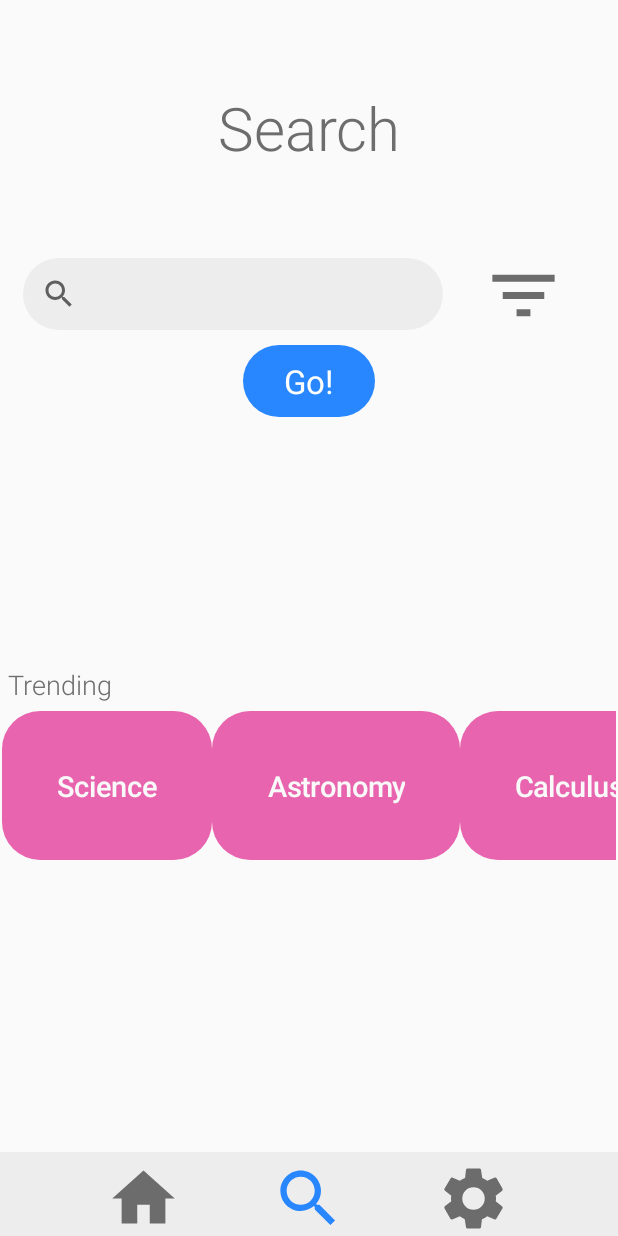
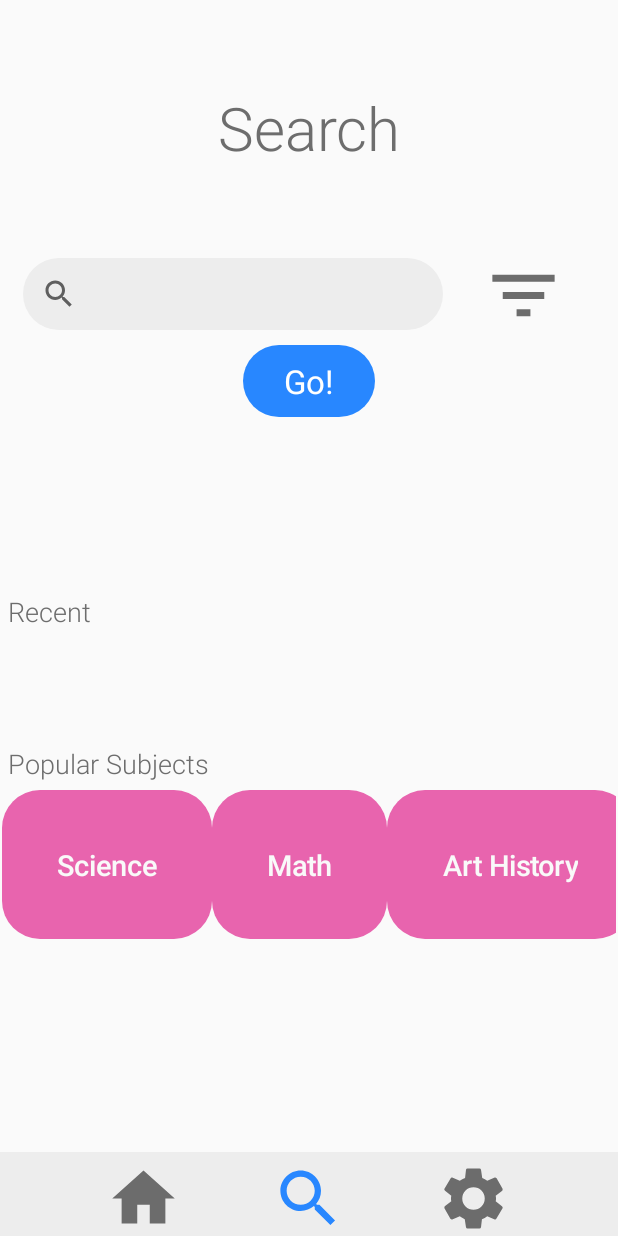
Before and after one commit to Sagethompson99/Course-Quest, an Android app: the SearchPage screen opened directly, with no data from a screen before it, on a phone screen of 412 x 824 dp. Run offline under Robolectric (Android 15) with nearby library versions, the phone set to English and light mode, and no system bars.

Commit message:
search page UI stuff

```diff
--- a/CourseQuest/COURSEQUESTOFFICIAL/app/src/main/java/com/example/coursequest/SearchPage.java
+++ b/CourseQuest/COURSEQUESTOFFICIAL/app/src/main/java/com/example/coursequest/SearchPage.java
@@ -15,6 +15,10 @@ import android.widget.Button;
 import android.widget.LinearLayout;
 import android.widget.SearchView;
 
+import com.google.gson.Gson;
+import com.google.gson.reflect.TypeToken;
+
+import java.lang.reflect.Type;
 import java.util.ArrayList;
 
 public class SearchPage extends AppCompatActivity {
@@ -28,7 +32,11 @@ public class SearchPage extends AppCompatActivity {
     private String alphabeticalType = "";
     private ArrayList<String> searchWhichWebsites;
     private LinearLayout popularSearches;
-    private String[] popularSearchTerms = new String[] {"Science", "Astronomy", "Calculus", "Interior Design"};
+    private LinearLayout recentSearches;
+    private String[] popularSearchTerms = new String[] {"Science", "Math", "Art History", "Engineering", "Politics", "Business"};
+    private ArrayList<String> recentSearchTerms;
+    private SharedPreferences myRecentSearches;
+    String currentSearch;
 
     @Override
     protected void onCreate(Bundle savedInstanceState) {
@@ -42,6 +50,11 @@ public class SearchPage extends AppCompatActivity {
         if(useDarkTheme) {
             setTheme(R.style.AppTheme_Dark_NoActionBar);
         }
+
+        myRecentSearches = getSharedPreferences("shared preferences", MODE_PRIVATE);
+        recentSearches = (LinearLayout) findViewById(R.id.recentSearches);
+        loadData();
+
 
         setContentView(R.layout.activity_search_page);
 
@@ -62,7 +75,8 @@ public class SearchPage extends AppCompatActivity {
         });
 
         popularSearches = (LinearLayout) findViewById(R.id.popularSearches);
-        populatePopularSearchesView(popularSearchTerms);
+        populatePopularSearchesView();
+        populateRecentSearchesView();
 
         filter = findViewById(R.id.filter);
         registerForContextMenu(filter);
@@ -89,6 +103,11 @@ public class SearchPage extends AppCompatActivity {
 
             public void onClick(View v) {
                 startActivity(intent);
+                currentSearch = searchVal.getQuery().toString();
+                if(!(recentSearchTerms.contains(currentSearch))) {
+                    recentSearchTerms.add(currentSearch);
+                }
+                saveData();
             }
         });
     }
@@ -109,8 +128,8 @@ public class SearchPage extends AppCompatActivity {
         startActivity(intent);
     }
 
-    public void populatePopularSearchesView(String[] searchterms){
-        for(String term: searchterms) {
+    public void populatePopularSearchesView(){
+        for(String term: popularSearchTerms) {
             final Button b = new Button(this);
             b.setTransformationMethod(null);
             b.setText(term);
@@ -128,7 +147,48 @@ public class SearchPage extends AppCompatActivity {
                 }
             });
         }
+    }
 
+    public void populateRecentSearchesView(){
+        for(String term: recentSearchTerms) {
+            final Button b = new Button(this);
+            b.setTransformationMethod(null);
+            b.setText(term);
+            courseButtonFormatter.format(this, b);
+            Constraints.LayoutParams params = new Constraints.LayoutParams(
+                    Constraints.LayoutParams.WRAP_CONTENT,
+                    Constraints.LayoutParams.WRAP_CONTENT
+            );
+            params.setMargins(20, 0, 0, 20);
+            b.setLayoutParams(params);
+            //recentSearches.addView(b);
+            b.setOnClickListener(new View.OnClickListener() {
+                public void onClick(View v) {
+                    openResults(b.getText().toString());
+                  }
+            });
+        }
+
+    }
+
+    private void saveData() {
+        SharedPreferences.Editor editor = myRecentSearches.edit();
+        Gson gson = new Gson();
+        String Json = gson.toJson(recentSearchTerms);
+        editor.putString("search", Json);
+        editor.apply();
+    }
+
+    private void loadData() {
+        SharedPreferences sharedPreferences = getSharedPreferences("shared preferences", MODE_PRIVATE);
+        Gson gson = new Gson();
+        String json = sharedPreferences.getString("search", null);
+        Type type = new TypeToken<ArrayList<String>>() {}.getType();
+        recentSearchTerms = gson.fromJson(json, type);
+        if (recentSearchTerms == null)
+        {
+            recentSearchTerms = new ArrayList<>();
+        }
     }
 
     @Override
--- a/CourseQuest/COURSEQUESTOFFICIAL/app/src/main/java/com/example/coursequest/SearchPageResults.java
+++ b/CourseQuest/COURSEQUESTOFFICIAL/app/src/main/java/com/example/coursequest/SearchPageResults.java
@@ -87,9 +87,6 @@ public class SearchPageResults extends AppCompatActivity {
 
         //calls search method with user query
         search(getIntent().getExtras().getString("message"));
-
-                                    //orange    green      purple     pink       red        blue
-        buttonColors = new String[]{"#FFC300", "#64EA66", "#AE73FF", "#E864AE", "#FF5959", "#2BADF8"};
     }
 
     //adds course result buttons to the screen
@@ -188,8 +185,8 @@ public class SearchPageResults extends AppCompatActivity {
         SkillShareScraper scraper4 = new SkillShareScraper();
         scraper4.execute(searchFor, this);
 
-        CourseraWebScraper scraper2 = new CourseraWebScraper();
-        scraper2.execute(searchFor, this);
+     //   CourseraWebScraper scraper2 = new CourseraWebScraper();
+     //   scraper2.execute(searchFor, this);
     }
 
     public String getButtonLink(Button getLink)
--- a/CourseQuest/COURSEQUESTOFFICIAL/app/src/main/res/layout/activity_search_page.xml
+++ b/CourseQuest/COURSEQUESTOFFICIAL/app/src/main/res/layout/activity_search_page.xml
@@ -106,7 +106,7 @@
         android:layout_height="wrap_content"
         android:layout_marginStart="5dp"
         android:layout_marginBottom="5dp"
-        android:text="Trending"
+        android:text="Popular Subjects"
         android:textAppearance="@style/TextAppearance.AppCompat.Display4"
         android:textSize="18sp"
         app:layout_constraintBottom_toTopOf="@id/popularSearchesView"
@@ -117,13 +117,13 @@
         android:layout_width="match_parent"
         android:layout_height="wrap_content"
         android:layout_marginStart="1dp"
-        android:layout_marginTop="1dp"
         android:layout_marginEnd="1dp"
+        android:layout_marginBottom="50dp"
+        android:scrollbars="none"
         app:layout_constraintBottom_toTopOf="@+id/Navigation"
         app:layout_constraintEnd_toEndOf="parent"
         app:layout_constraintStart_toStartOf="parent"
-        app:layout_constraintTop_toBottomOf="@+id/search"
-        android:scrollbars="none">
+        app:layout_constraintTop_toBottomOf="@+id/recentSearchesView">
 
         <LinearLayout
             android:id="@+id/popularSearches"
@@ -133,4 +133,36 @@
 
     </HorizontalScrollView>
 
+    <TextView
+        android:id="@+id/recentSearchesTitle"
+        android:layout_width="wrap_content"
+        android:layout_height="wrap_content"
+        android:layout_marginStart="5dp"
+        android:text="Recent"
+        android:textAppearance="@style/TextAppearance.AppCompat.Display4"
+        android:textSize="18sp"
+        app:layout_constraintStart_toStartOf="parent"
+        app:layout_constraintBottom_toTopOf="@id/recentSearchesView" />
+
+    <HorizontalScrollView
+        android:id="@+id/recentSearchesView"
+        android:layout_width="match_parent"
+        android:layout_height="wrap_content"
+        android:layout_marginStart="1dp"
+        android:layout_marginTop="50dp"
+        android:layout_marginEnd="1dp"
+        android:layout_marginBottom="15dp"
+        android:scrollbars="none"
+        app:layout_constraintBottom_toTopOf="@+id/popularSearchesView"
+        app:layout_constraintEnd_toEndOf="parent"
+        app:layout_constraintStart_toStartOf="parent"
+        app:layout_constraintTop_toBottomOf="@+id/search">
+
+        <LinearLayout
+            android:id="@+id/recentSearches"
+            android:layout_width="wrap_content"
+            android:layout_height="match_parent"
+            android:orientation="horizontal" />
+    </HorizontalScrollView>
+
 </androidx.constraintlayout.widget.ConstraintLayout>
```
